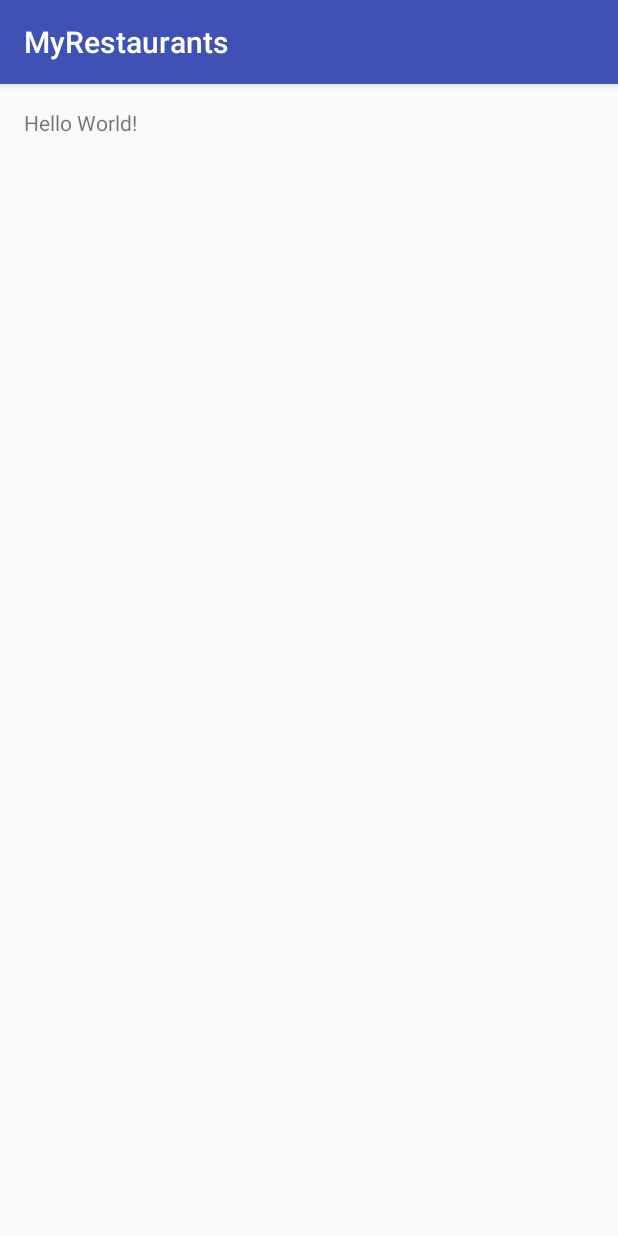
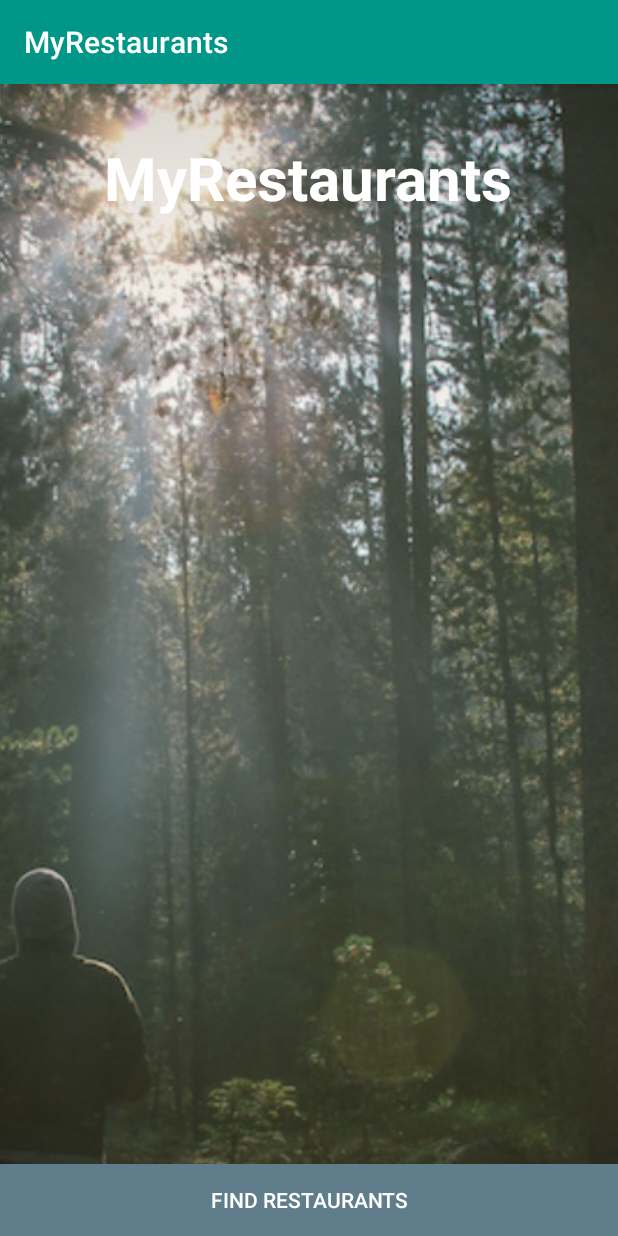
Before and after one commit to scotthollandjr/MyRestaurants, an Android app: the screen it shows after launch (MainActivity), on a phone screen of 412 x 824 dp. Run offline under Robolectric (Android 15) with nearby library versions, the phone set to English and light mode, and no system bars.

Commit message:
Style background

```diff
--- a/app/src/main/res/layout/activity_main.xml
+++ b/app/src/main/res/layout/activity_main.xml
@@ -3,14 +3,37 @@
     xmlns:tools="http://schemas.android.com/tools"
     android:layout_width="match_parent"
     android:layout_height="match_parent"
-    android:paddingBottom="@dimen/activity_vertical_margin"
-    android:paddingLeft="@dimen/activity_horizontal_margin"
-    android:paddingRight="@dimen/activity_horizontal_margin"
-    android:paddingTop="@dimen/activity_vertical_margin"
-    tools:context="com.epicodus.myrestaurants.MainActivity">
+    tools:context="com.epicodus.myrestaurants.MainActivity"
+    android:background="#000000">
+
+    <ImageView
+        android:layout_width="wrap_content"
+        android:layout_height="match_parent"
+        android:id="@+id/imageView"
+        android:layout_alignParentTop="true"
+        android:src="@drawable/forest"
+        android:scaleType="centerCrop" />
 
     <TextView
         android:layout_width="wrap_content"
         android:layout_height="wrap_content"
-        android:text="Hello World!" />
+        android:text="MyRestaurants"
+        android:layout_alignParentTop="true"
+        android:layout_centerHorizontal="true"
+        android:layout_marginTop="35dp"
+        android:textColor="@color/colorTextIcon"
+        android:textSize="40sp"
+        android:textStyle="bold"
+        android:id="@+id/textView" />
+
+    <Button
+        android:layout_width="match_parent"
+        android:layout_height="wrap_content"
+        android:text="Find Restaurants"
+        android:id="@+id/findRestaurantsButton"
+        android:background="@color/colorAccent"
+        android:textColor="@color/colorTextIcon"
+        android:layout_alignParentBottom="true"
+        android:layout_centerHorizontal="true" />
+
 </RelativeLayout>
--- a/app/src/main/res/values/colors.xml
+++ b/app/src/main/res/values/colors.xml
@@ -1,6 +1,11 @@
 <?xml version="1.0" encoding="utf-8"?>
 <resources>
-    <color name="colorPrimary">#3F51B5</color>
-    <color name="colorPrimaryDark">#303F9F</color>
-    <color name="colorAccent">#FF4081</color>
+    <color name="colorPrimary">#009688</color>
+    <color name="colorPrimaryDark">#00796B</color>
+    <color name="colorPrimaryLight">#B2DFDB</color>
+    <color name="colorAccent">#607D8B</color>
+    <color name="colorPrimaryText">#212121</color>
+    <color name="colorSecondaryText">#727272</color>
+    <color name="colorTextIcon">#FFFFFF</color>
+    <color name="colorDivider">#B6B6B6</color>
 </resources>
```
Also changed, not shown: app/src/main/res/drawable/forest.jpeg (added).
